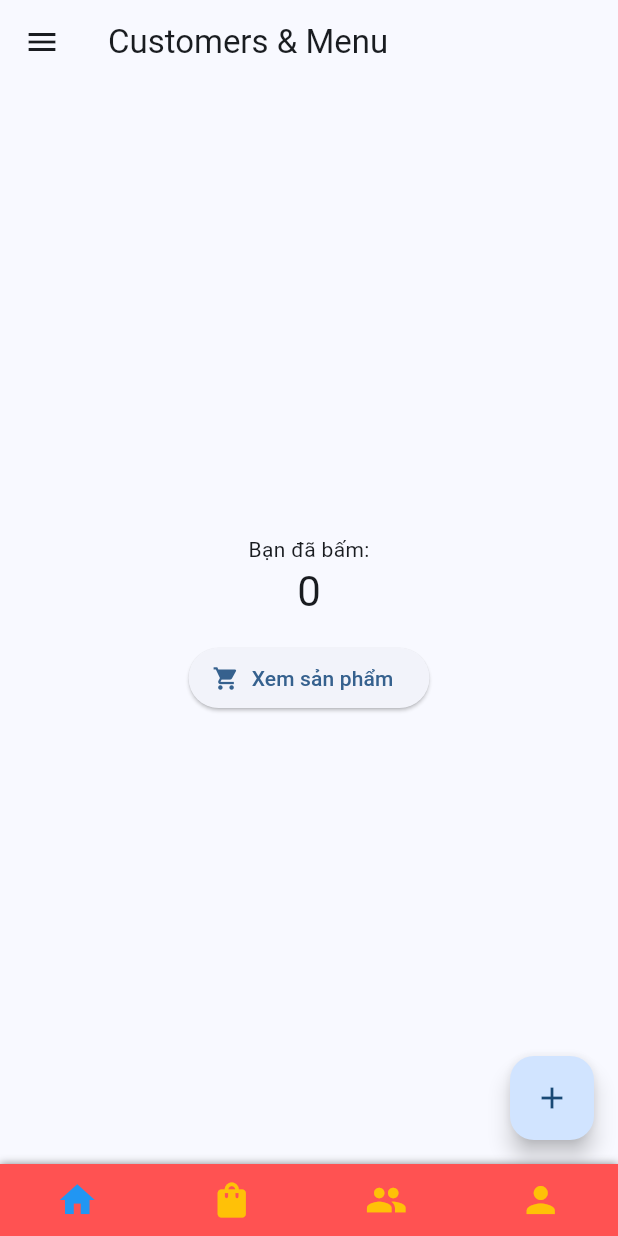
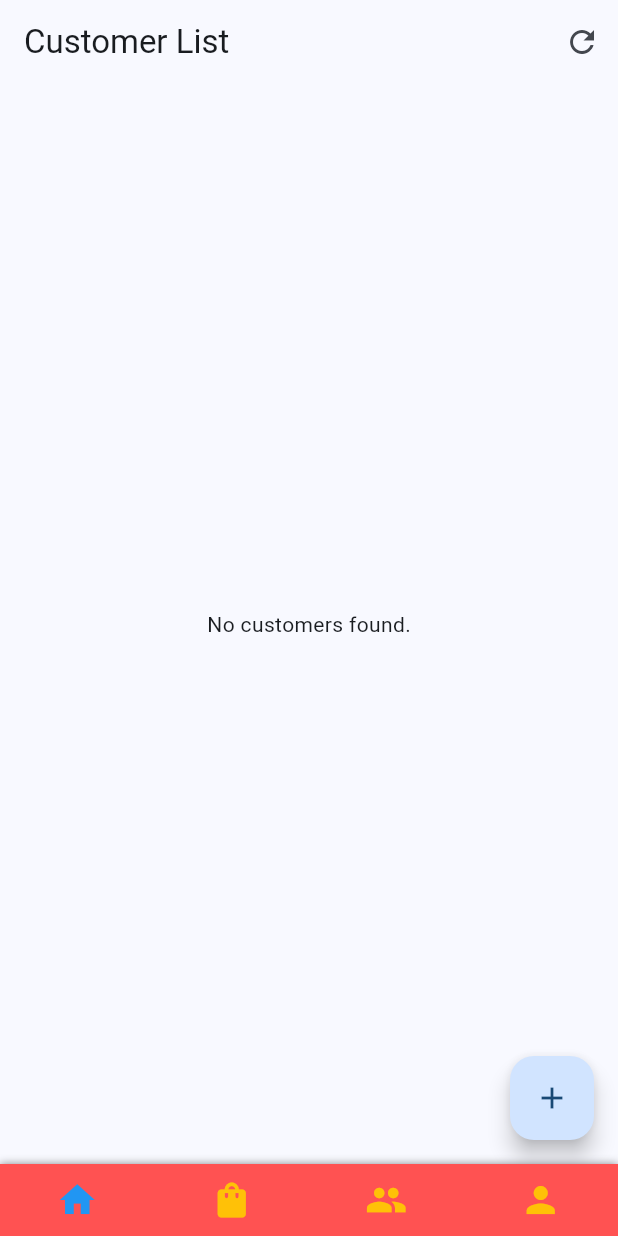
Before and after one commit to namnvdev/cse441-flutter, a Flutter app: the CustomerListPage screen opened by its route, on a phone screen of 412 x 824 dp. Run offline on Flutter 3.47's test engine with Material 3 defaults, Android fonts, the phone set to English and light mode, and no system bars; our stand-ins replace cloud_firestore, equatable, firebase_auth, firebase_core, flutter_dotenv, go_router; accounts and stored records are empty.

Commit message:
add fbremoteds + customer features

```diff
--- /dev/null
+++ b/lib/core/data/firebase_remote_data_source.dart
@@ -0,0 +1,54 @@
+import 'package:cloud_firestore/cloud_firestore.dart';
+
+/// A generic Firestore DataSource for basic CRUD operations.
+/// T = Model type that represents the Firestore document.
+class FbRemoteDataSource<T> {
+  final String collectionName;
+  final T Function(DocumentSnapshot doc) fromFirestore;
+  final Map<String, dynamic> Function(T item) toFirestore;
+
+  FbRemoteDataSource({
+    required this.collectionName,
+    required this.fromFirestore,
+    required this.toFirestore,
+  });
+
+  CollectionReference get _collection =>
+      FirebaseFirestore.instance.collection(collectionName);
+
+  /// Get all documents in the collection
+  Future<List<T>> getAll() async {
+    final snapshot = await _collection.orderBy('created_at', descending: true).get();
+    return snapshot.docs.map((e) => fromFirestore(e)).toList();
+  }
+
+  /// Get a single document by ID
+  Future<T?> getById(String id) async {
+    final doc = await _collection.doc(id).get();
+    if (!doc.exists) return null;
+    return fromFirestore(doc);
+  }
+
+  /// Add a new document
+  Future<String> add(T item) async {
+    final docRef = await _collection.add(toFirestore(item));
+    return docRef.id;
+  }
+
+  /// Update an existing document
+  Future<void> update(String id, T item) async {
+    await _collection.doc(id).update(toFirestore(item));
+  }
+
+  /// Delete a document
+  Future<void> delete(String id) async {
+    await _collection.doc(id).delete();
+  }
+
+  /// Listen to realtime changes in a collection
+  Stream<List<T>> watchAll() {
+    return _collection.orderBy('created_at', descending: true).snapshots().map(
+          (snapshot) => snapshot.docs.map((e) => fromFirestore(e)).toList(),
+        );
+  }
+}
--- /dev/null
+++ b/lib/features/customers/data/data/customer_remote_datasource.dart
@@ -0,0 +1,61 @@
+// customer_remote_data_source.dart
+
+import '../../../../core/data/firebase_remote_data_source.dart';
+import '../models/customer_model.dart';
+
+abstract class CustomerRemoteDataSource {
+
+
+
+  Future<List<CustomerModel>> getAll();
+  Future<CustomerModel?> getCustomer(String id);
+  Future<void> add(CustomerModel customer);
+  Future<void> update(CustomerModel customer);
+  Future<void> delete(String id);
+}
+
+class CustomerRemoteDataSourceImpl implements CustomerRemoteDataSource {
+//  final _collection = FirebaseFirestore.instance.collection('customers');
+  // final _remoteSource  = FirebaseRemoteDataSource<CustomerModel>(
+  //   collectionName: 'customers',
+  //   fromFirestore: (doc) => CustomerModel.fromFirestore(doc),
+  //   toFirestore: (model) => model.toJson(),
+  //   );
+ final FbRemoteDataSource<CustomerModel> _remoteSource;
+
+  CustomerRemoteDataSourceImpl()
+      : _remoteSource = FbRemoteDataSource<CustomerModel>(
+          collectionName: 'customers',
+          fromFirestore: (doc) => CustomerModel.fromFirestore(doc),
+          toFirestore: (model) => model.toJson(),
+        );
+
+
+  @override
+  Future<List<CustomerModel>> getAll() async {
+    List<CustomerModel> customers = [];
+    customers = await _remoteSource.getAll();
+    return customers;
+  }
+
+  @override
+  Future<CustomerModel?> getCustomer(String id) async {
+    CustomerModel? customer = await _remoteSource.getById(id);
+    return customer;
+  }
+
+  @override
+  Future<void> add(CustomerModel customer) async {
+    await _remoteSource.add(customer);
+  }
+
+  @override
+  Future<void> update(CustomerModel customer) async {
+    await _remoteSource.update(customer.id.toString(), customer);
+  }
+
+  @override
+  Future<void> delete(String id) async {
+    await _remoteSource.delete(id);
+  }
+}
--- /dev/null
+++ b/lib/features/customers/data/models/customer_model.dart
@@ -0,0 +1,47 @@
+// customer_model.dart
+import 'package:cloud_firestore/cloud_firestore.dart';
+import '../../domain/entities/customer.dart';
+
+class CustomerModel extends Customer {
+  const CustomerModel({
+    required super.id,
+    required super.name,
+    required super.email,
+    super.phone,
+    required super.address,
+    required super.createdAt,
+    required super.updatedAt,
+  });
+
+  factory CustomerModel.fromFirestore(DocumentSnapshot doc) {
+    final data = doc.data() as Map<String, dynamic>;
+    return CustomerModel(
+      id: doc.id,
+      name: data['name'] ?? '',
+      email: data['email'] ?? '',
+      phone: data['phone'],
+      address: data['address'] ?? '',
+      createdAt: (data['created_at'] as Timestamp).toDate(),
+      updatedAt: (data['updated_at'] as Timestamp).toDate(),
+    );
+  }
+
+  Map<String, dynamic> toJson() => {
+        'name': name,
+        'email': email,
+        'phone': phone,
+        'address': address,
+        'created_at': Timestamp.fromDate(createdAt),
+        'updated_at': Timestamp.fromDate(updatedAt),
+      };
+
+  factory CustomerModel.fromEntity(Customer e) => CustomerModel(
+        id: e.id,
+        name: e.name,
+        email: e.email,
+        phone: e.phone,
+        address: e.address,
+        createdAt: e.createdAt,
+        updatedAt: e.updatedAt,
+      );
+}
--- /dev/null
+++ b/lib/features/customers/data/repositories/customer_repository_impl.dart
@@ -0,0 +1,40 @@
+
+import 'package:my_app/features/customers/data/models/customer_model.dart';
+import 'package:my_app/features/customers/domain/entities/customer.dart';
+import '../../domain/repositories/customer_repository.dart';
+import '../data/customer_remote_datasource.dart';
+
+class CustomerRepositoryImpl extends CustomerRepository {
+  final CustomerRemoteDataSource remoteDataSource;
+  CustomerRepositoryImpl(this.remoteDataSource);
+  @override
+  Future<void> createCustomer(Customer customer) async {
+    CustomerModel customerModel = CustomerModel.fromEntity(customer);
+    await remoteDataSource.add(customerModel);
+  }
+  @override
+  Future<void> deleteCustomer(String id) async {
+    await remoteDataSource.delete(id);
+  }
+
+  @override
+  Future<Customer> getCustomer(String id) async {
+    CustomerModel? customerModel = await remoteDataSource.getCustomer(id);
+    if (customerModel == null) {
+      throw Exception('Customer not found');
+    }
+    return Customer.fromJson(customerModel.toJson());
+  }
+
+  @override
+  Future<List<Customer>> getCustomers() async {
+    List<CustomerModel> customerModels = await remoteDataSource.getAll();
+    List<Customer> customers = customerModels.map((e) => Customer.fromJson(e.toJson())).toList();
+    return customers;
+  }
+  @override
+  Future<void> updateCustomer(Customer customer) async {
+    await remoteDataSource.update(CustomerModel.fromEntity(customer));
+
+  }
+}
--- a/lib/features/customers/domain/entities/customer.dart
+++ b/lib/features/customers/domain/entities/customer.dart
@@ -1,5 +1,5 @@
 class Customer {
-  final int id;  //primary key
+  final String id;  //primary key
   final String name;
   final String email;
   final String? phone;
@@ -43,7 +43,7 @@ class Customer {
 
   /// Clone with modifications
   Customer copyWith({
-    int? id,
+    String? id,
     String? name,
     String? email,
     String? phone,
--- /dev/null
+++ b/lib/features/customers/domain/repositories/customer_repository.dart
@@ -0,0 +1,9 @@
+import '../entities/customer.dart';
+
+abstract class CustomerRepository {
+  Future<List<Customer>> getCustomers();
+  Future<Customer> getCustomer(String id);
+  Future<void> createCustomer(Customer customer);
+  Future<void> updateCustomer(Customer customer);
+  Future<void> deleteCustomer(String id);
+}
--- /dev/null
+++ b/lib/features/customers/domain/usecases/add_customer.dart
@@ -0,0 +1,13 @@
+import '../entities/customer.dart';
+import '../repositories/customer_repository.dart';
+
+class AddCustomer {
+  final CustomerRepository repository;
+
+  AddCustomer(this.repository);
+
+  Future<void> call(Customer customer) {
+    return repository.createCustomer(customer);
+  }
+
+}
--- /dev/null
+++ b/lib/features/customers/domain/usecases/delete_customer.dart
@@ -0,0 +1,13 @@
+import '../repositories/customer_repository.dart';
+
+class DeleteCustomer {
+  final CustomerRepository repository;
+
+  DeleteCustomer(this.repository);
+
+  Future<void> call(String id) async {
+    await repository.deleteCustomer(id);
+  }
+
+
+}
--- /dev/null
+++ b/lib/features/customers/domain/usecases/get_all_customer.dart
@@ -0,0 +1,9 @@
+import '../entities/customer.dart';
+import '../repositories/customer_repository.dart';
+
+class GetAllCustomers{
+  final CustomerRepository repository;
+  GetAllCustomers(this.repository);
+
+  Future<List<Customer>> call() => repository.getCustomers();
+}
--- /dev/null
+++ b/lib/features/customers/domain/usecases/update_customer.dart
@@ -0,0 +1,13 @@
+import 'package:my_app/features/customers/domain/entities/customer.dart';
+import 'package:my_app/features/customers/domain/repositories/customer_repository.dart';
+
+class UpdateCustomer {
+  final CustomerRepository repository;
+
+  UpdateCustomer(this.repository);
+
+  Future<void> call(Customer customer) async {
+    await repository.updateCustomer(customer);
+  }
+
+}
--- a/lib/features/customers/presentation/pages/customer_list_page.dart
+++ b/lib/features/customers/presentation/pages/customer_list_page.dart
@@ -1,7 +1,16 @@
+import 'package:firebase_auth/firebase_auth.dart';
 import 'package:flutter/material.dart';
-import 'package:go_router/go_router.dart';
-import 'package:my_app/core/routing/app_routes.dart';
-import 'package:my_app/core/presentation/widget/app_drawer.dart';
+
+import '../../data/data/customer_remote_datasource.dart';
+import '../../data/repositories/customer_repository_impl.dart';
+import '../../domain/entities/customer.dart';
+
+import '../../domain/usecases/add_customer.dart';
+import '../../domain/usecases/update_customer.dart';
+import '../../domain/usecases/delete_customer.dart';
+import '../../domain/usecases/get_all_customer.dart';
+import 'customer_form_page.dart';
+
 
 class CustomerListPage extends StatefulWidget {
   const CustomerListPage({super.key});
@@ -11,34 +20,103 @@ class CustomerListPage extends StatefulWidget {
 }
 
 class _CustomerListPageState extends State<CustomerListPage> {
-  int _counter = 0;
+    final _auth = FirebaseAuth.instance;
 
-  void _increment() => setState(() => _counter++);
+  // late final _remote = FirebaseRemoteDataSource<CustomerModel>(
+  //   collectionName: 'customers',
+  //   fromFirestore: (doc) => CustomerModel.fromFirestore(doc),
+  //   toFirestore: (model) => model.toJson(),
+  // );
+  late final _remote = CustomerRemoteDataSourceImpl();
+  late final _repo = CustomerRepositoryImpl(_remote);
+
+  late final _getAllCustomers = GetAllCustomers(_repo);
+  late final _addCustomer = AddCustomer(_repo);
+  late final _updateCustomer = UpdateCustomer(_repo);
+  late final _deleteCustomer = DeleteCustomer(_repo);
+
+  List<Customer> _customers = [];
+
+
+  @override
+  void initState() {
+    super.initState();
+    _initAuth();
+  }
+
+  Future<void> _initAuth() async {
+    if (_auth.currentUser == null) {
+      await _auth.signInAnonymously();
+    }
+    await _loadCustomers();
+  }
+
+  Future<void> _loadCustomers() async {
+    final customers = await _getAllCustomers();
+    setState(() => _customers = customers);
+  }
+
+  Future<void> _delete(String id) async {
+    await _deleteCustomer(id);
+    await _loadCustomers();
+  }
+Future<void> _openForm([Customer? customer]) async {
+    final result = await Navigator.push(
+      context,
+      MaterialPageRoute(
+        builder: (_) => CustomerFormPage(
+          customer: customer,
+          addUseCase: _addCustomer,
+          updateUseCase: _updateCustomer,
+        ),
+      ),
+    );
+    if (result == true) _loadCustomers();
+  }
+
   @override
   Widget build(BuildContext context) {
     return Scaffold(
-      appBar: AppBar(title: const Text('Customers & Menu')),
-       drawer: const AppDrawer(),
-      body: Center(
-        child: Column(
-          mainAxisAlignment: MainAxisAlignment.center,
-          children: [
-            const Text('Bạn đã bấm:'),
-            Text('$_counter', style: Theme.of(context).textTheme.headlineMedium),
-            const SizedBox(height: 16),
-            ElevatedButton.icon(
-              onPressed: () => context.push(AppRoutes.products),
-              // onPressed: (Navigator.pushNamed(context, '/products'),
-              icon: const Icon(Icons.shopping_cart),
-              label: const Text('Xem sản phẩm'),
-            ),
-          ],
-        ),
+      appBar: AppBar(
+        title: const Text('Customer List'),
+        actions: [
+          IconButton(
+            icon: const Icon(Icons.refresh),
+            onPressed: _loadCustomers,
+          ),
+        ],
       ),
       floatingActionButton: FloatingActionButton(
-        onPressed: _increment,
+        onPressed: () => _openForm(),
         child: const Icon(Icons.add),
       ),
+      body: _customers.isEmpty
+          ? const Center(child: Text('No customers found.'))
+          : ListView.builder(
+              itemCount: _customers.length,
+              itemBuilder: (context, index) {
+                final c = _customers[index];
+                return ListTile(
+                  leading: CircleAvatar(child: Text(c.name[0].toUpperCase())),
+                  title: Text(c.name),
+                  subtitle: Text('${c.email}\n${c.phone ?? "No phone"}'),
+                  isThreeLine: true,
+                  trailing: Row(
+                    mainAxisSize: MainAxisSize.min,
+                    children: [
+                      IconButton(
+                        icon: const Icon(Icons.edit),
+                        onPressed: () => _openForm(c),
+                      ),
+                      IconButton(
+                        icon: const Icon(Icons.delete, color: Colors.red),
+                        onPressed: () => _delete(c.id.toString()),
+                      ),
+                    ],
+                  ),
+                );
+              },
+            ),
     );
   }
 }
--- a/pubspec.yaml
+++ b/pubspec.yaml
@@ -39,6 +39,7 @@ dependencies:
   firebase_core: ^4.1.1
   firebase_auth: ^6.1.0
   flutter_dotenv: ^6.0.0
+  cloud_firestore: ^6.0.2
 
 dev_dependencies:
   flutter_test:
```
Also changed, not shown: lib/features/customers/presentation/pages/customer_form_page.dart (added, +117 -0 lines), pubspec.lock.
